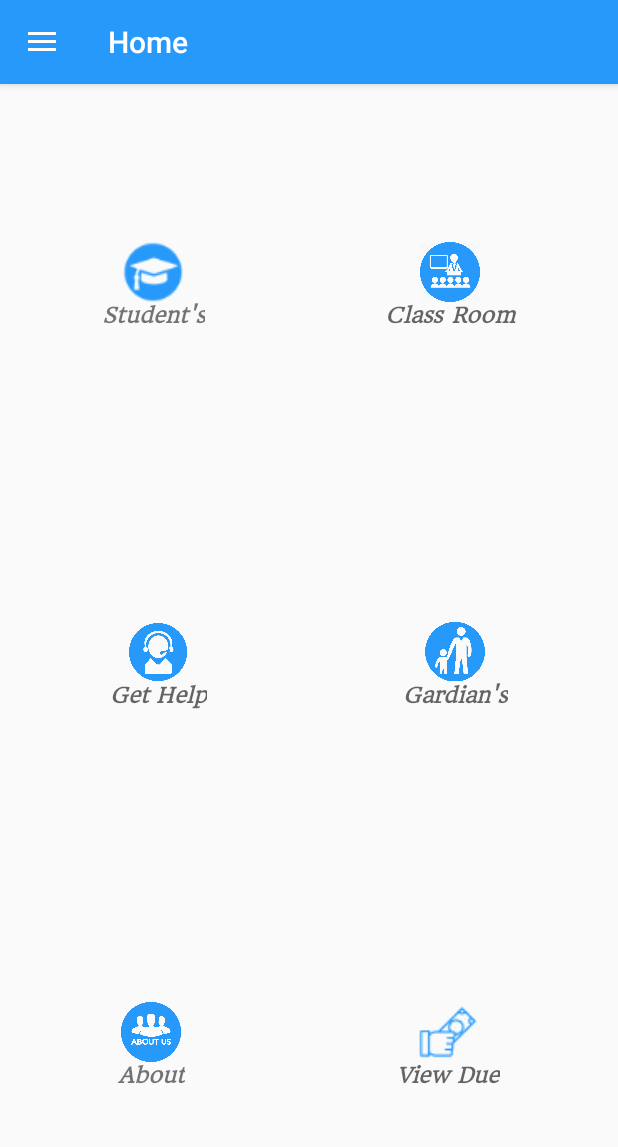
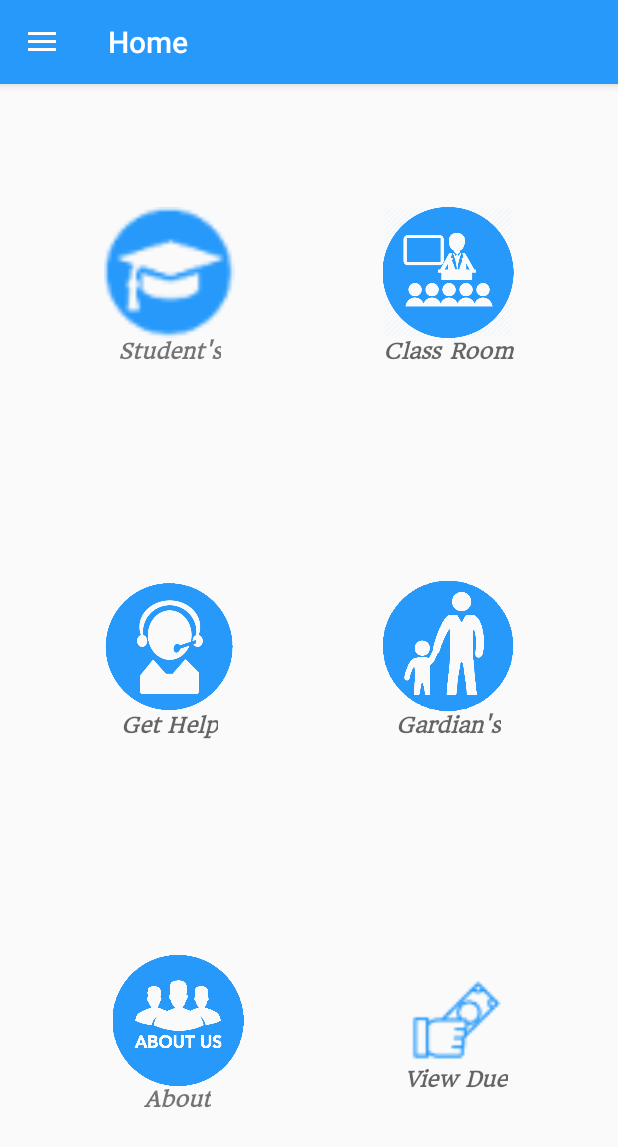
Before and after one commit to MBayazid/CPIK_Present_System, an Android app: the screen it shows after launch once a user with an empty profile is signed in (GeneralUser_Profile), on a phone screen of 412 x 824 dp. Shown: the top 1147 px of the screen. Run offline under Robolectric (Android 15) with nearby library versions, the light colour scheme and no system bars; our stand-ins replace Firebase (no records; nobody signed in at launch, a user with empty details on screens opened directly); libraries missing offline, so code that uses them is left out: com.facebook, com.firebase.ui, com.mikhaellopez.circularimageview; pictures from the network do not load; 5 statements that could not run were skipped.

Commit message:
Student Panel new

```diff
--- a/app/src/main/res/layout/fragment_students_panel.xml
+++ b/app/src/main/res/layout/fragment_students_panel.xml
@@ -3,28 +3,27 @@
     xmlns:tools="http://schemas.android.com/tools"
     android:layout_width="match_parent"
     android:layout_height="match_parent"
-
     android:gravity="center"
     android:orientation="vertical">
 
     <LinearLayout
         android:layout_width="match_parent"
         android:layout_height="match_parent"
-        android:layout_marginStart="8dp"
-        android:layout_marginTop="8dp"
-        android:layout_marginEnd="8dp"
         android:gravity="center"
         android:orientation="vertical"
-        android:weightSum="3">
+        android:weightSum="3"
+
+        android:layout_margin="@dimen/dimen_10dp">
 
         <LinearLayout
             android:layout_width="match_parent"
             android:layout_height="wrap_content"
             android:layout_weight="1"
+            android:baselineAligned="false"
             android:gravity="center"
             android:orientation="horizontal"
             android:weightSum="2"
-            android:baselineAligned="false">
+            android:layout_margin="@dimen/dimen_10dp">
 
             <LinearLayout
                 android:layout_width="wrap_content"
@@ -37,8 +36,8 @@
 
                 <ImageView
                     android:id="@+id/studentButton"
-                    android:layout_width="@dimen/dimen_40dp"
-                    android:layout_height="@dimen/dimen_40dp"
+                    android:layout_width="92dp"
+                    android:layout_height="87dp"
                     android:layout_gravity="center_horizontal"
                     android:background="@android:color/transparent"
                     android:src="@drawable/hat_logo_green"
@@ -66,8 +65,8 @@
 
                 <ImageView
                     android:id="@+id/teacherBitton"
-                    android:layout_width="@dimen/dimen_40dp"
-                    android:layout_height="@dimen/dimen_40dp"
+                    android:layout_width="92dp"
+                    android:layout_height="87dp"
                     android:layout_gravity="center_horizontal"
                     android:background="@android:color/transparent"
                     android:src="@drawable/teacher_in_a_class"
@@ -93,7 +92,8 @@
             android:layout_weight="1"
             android:gravity="center"
             android:orientation="horizontal"
-            android:weightSum="2">
+            android:weightSum="2"
+            android:layout_margin="@dimen/dimen_10dp">
 
             <LinearLayout
                 android:layout_width="wrap_content"
@@ -104,8 +104,8 @@
 
                 <ImageView
                     android:id="@+id/support_btn"
-                    android:layout_width="@dimen/dimen_40dp"
-                    android:layout_height="@dimen/dimen_40dp"
+                    android:layout_width="92dp"
+                    android:layout_height="87dp"
                     android:layout_gravity="center_horizontal"
 
                     android:background="@android:color/transparent"
@@ -115,7 +115,6 @@
                 <TextView
                     android:layout_width="wrap_content"
                     android:layout_height="wrap_content"
-
                     android:fontFamily="@font/headland_one"
                     android:text="Get Help"
                     android:textAlignment="center"
@@ -133,8 +132,8 @@
 
                 <ImageView
                     android:id="@+id/gardenBtton"
-                    android:layout_width="@dimen/dimen_40dp"
-                    android:layout_height="@dimen/dimen_40dp"
+                    android:layout_width="92dp"
+                    android:layout_height="87dp"
                     android:layout_gravity="center_horizontal"
 
                     android:background="@android:color/transparent"
@@ -144,7 +143,6 @@
                 <TextView
                     android:layout_width="wrap_content"
                     android:layout_height="wrap_content"
-
                     android:fontFamily="@font/headland_one"
                     android:text="Gardian's"
                     android:textAlignment="center"
@@ -162,7 +160,9 @@
             android:layout_weight="1"
             android:gravity="center"
             android:orientation="horizontal"
-            android:weightSum="2">
+            android:weightSum="2"
+            android:layout_margin="@dimen/dimen_10dp">
+
             <LinearLayout
                 android:layout_width="wrap_content"
                 android:layout_height="match_parent"
@@ -172,8 +172,8 @@
 
                 <ImageView
                     android:id="@+id/AboutButton"
-                    android:layout_width="@dimen/dimen_40dp"
-                    android:layout_height="@dimen/dimen_40dp"
+                    android:layout_width="92dp"
+                    android:layout_height="87dp"
                     android:layout_gravity="center_horizontal"
                     android:src="@drawable/about_group_blue"
                     android:tint="@color/nav_drawer_blue_theam_color" />
@@ -193,13 +193,13 @@
                 android:layout_width="wrap_content"
                 android:layout_height="match_parent"
                 android:layout_weight="1"
-                android:orientation="vertical"
-                android:gravity="center">
+                android:gravity="center"
+                android:orientation="vertical">
 
                 <ImageView
                     android:id="@+id/visitButton"
-                    android:layout_width="@dimen/dimen_40dp"
-                    android:layout_height="@dimen/dimen_40dp"
+                    android:layout_width="66dp"
+                    android:layout_height="61dp"
                     android:layout_gravity="center_horizontal"
                     android:background="@android:color/transparent"
                     android:src="@drawable/icon_hand_cash"
```
Also changed, not shown: librarycpik/src/main/res/drawable-hdpi/hat_logo_green.png (deleted), librarycpik/src/main/res/drawable-mdpi/hat_logo_green.png (deleted).
